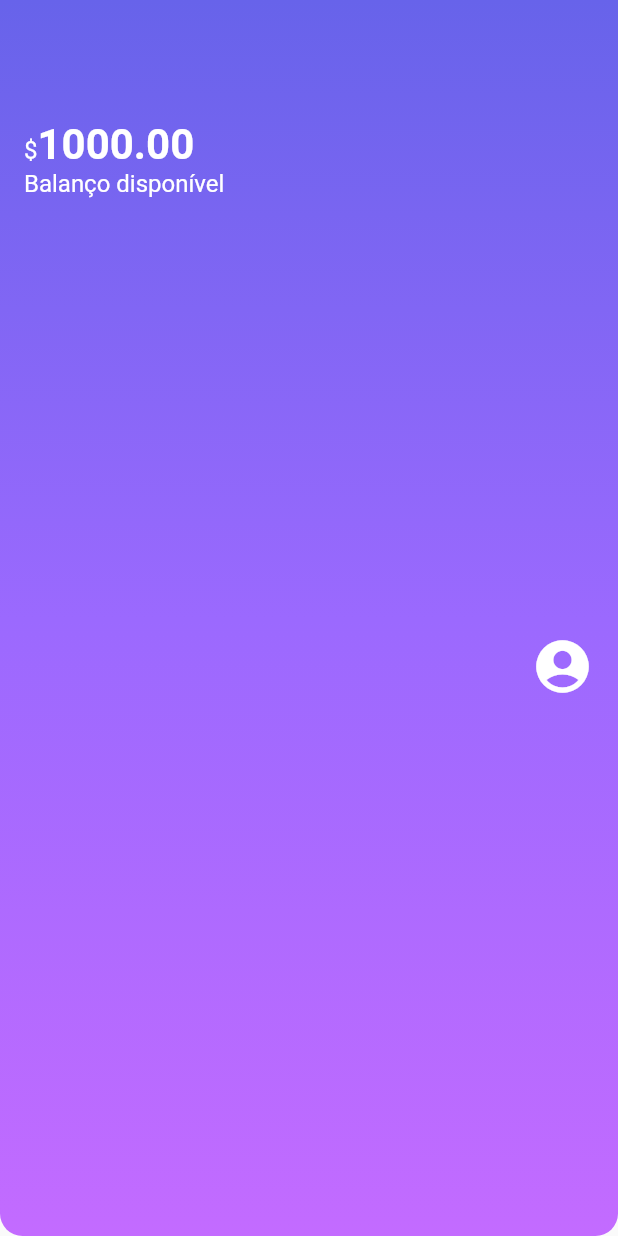
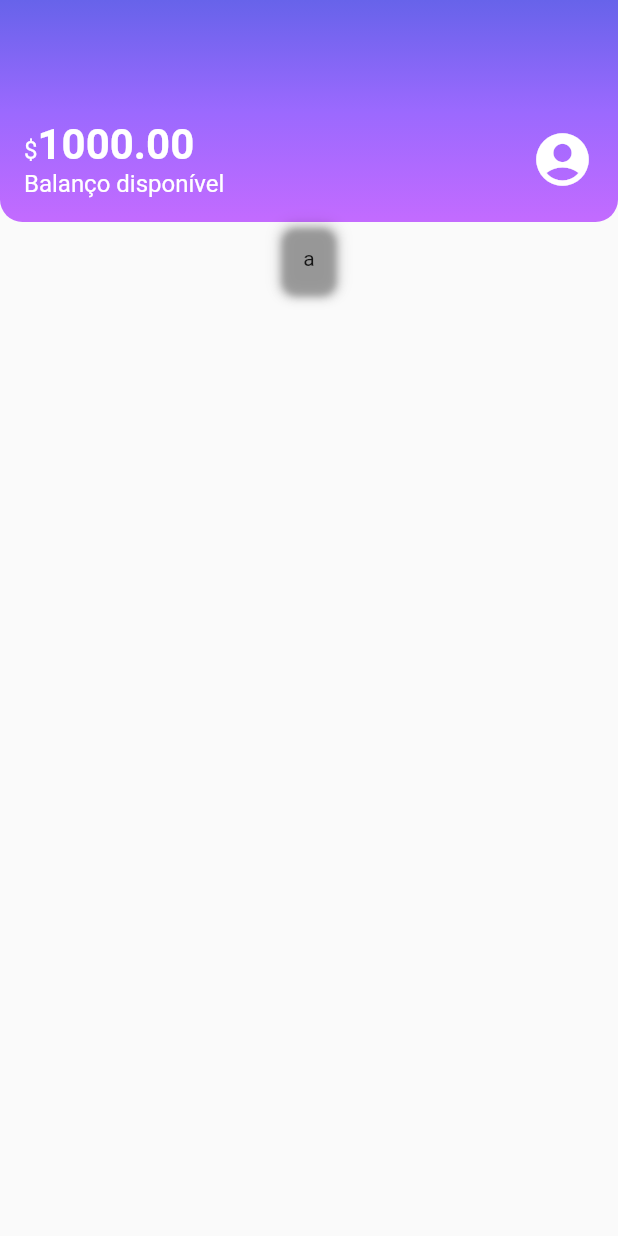
Before and after one commit to juriaCardozo/alubank_flutter, a Flutter app: the screen it shows after launch, on a phone screen of 412 x 824 dp. Run offline on Flutter 3.47's test engine with Material 2 defaults, Android fonts, the phone set to English and light mode, and no system bars.

Commit message:
Creating new components

```diff
--- /dev/null
+++ b/lib/components/box_card.dart
@@ -0,0 +1,18 @@
+import 'package:flutter/material.dart';
+
+class BoxCard extends StatelessWidget {
+  final Widget boxContent;
+  const BoxCard({Key? key, required this.boxContent}) : super(key: key);
+
+  @override
+  Widget build(BuildContext context) {
+    return Container(
+      child: boxContent,
+      padding: EdgeInsets.all(16.0),
+      decoration: BoxDecoration(
+        boxShadow: kElevationToShadow[3],
+        borderRadius: BorderRadius.circular(10.0),
+      ),
+    );
+  }
+}
--- a/lib/screens/home.dart
+++ b/lib/screens/home.dart
@@ -1,3 +1,4 @@
+import 'package:alubank_flutter/components/box_card.dart';
 import 'package:flutter/material.dart';
 
 import '../components/sections/header.dart';
@@ -8,7 +9,14 @@ class Home extends StatelessWidget {
   @override
   Widget build(BuildContext context) {
     return Scaffold(
-      body: Header(),
+      body: Column(
+        children: [
+          Header(),
+          BoxCard(
+            boxContent: Text('a'),
+          ),
+        ],
+      ),
     );
   }
 }
```
Also changed, not shown: 1 other file.
